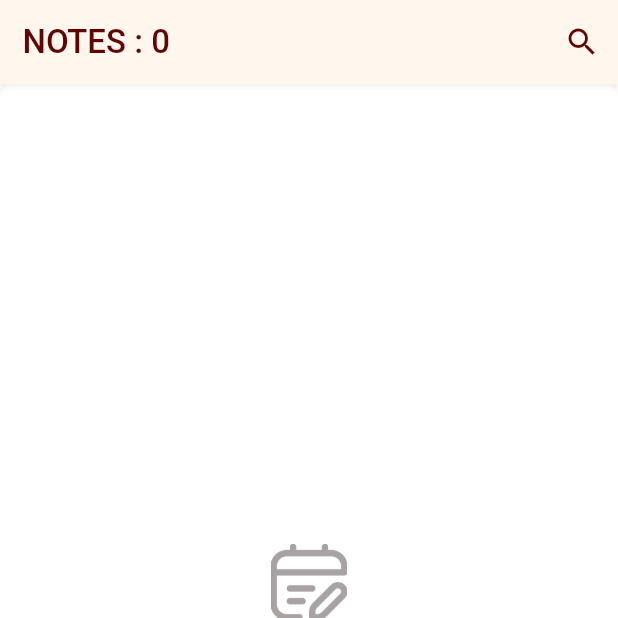
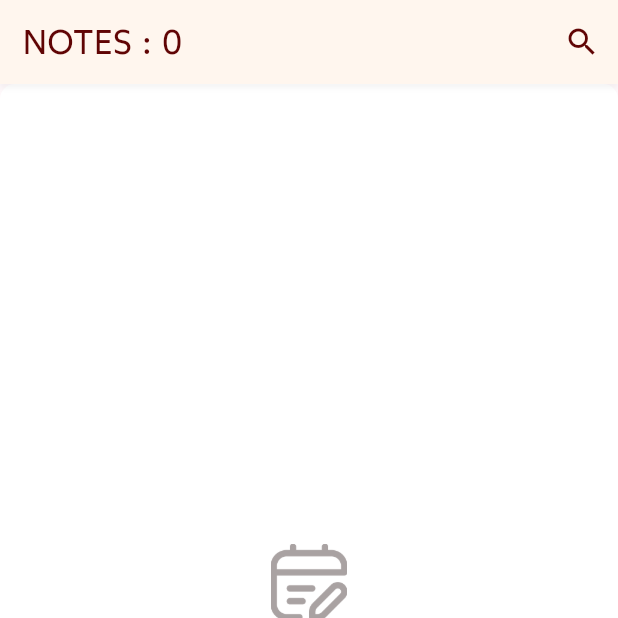
Before and after one commit to marjansikder/story-note, a Flutter app: the screen it shows after launch, on a phone screen of 412 x 824 dp, the top half of it. Run offline on Flutter 3.47's test engine with Material 3 defaults, Android fonts, the phone set to English and light mode, and no system bars; our stand-ins replace flutter_riverpod, fluttertoast, google_fonts, hive, hive_flutter, table_calendar; accounts and stored records are empty; Roboto replaces fonts that are missing (MiSans).

Commit message:
release 1.0.2

```diff
--- a/lib/utils/font_util.dart
+++ b/lib/utils/font_util.dart
@@ -135,7 +135,7 @@ class FontUtil {
       TextStyle(color: Colors.white, fontWeight: FontWeight.w500, fontSize: 22);
 
   static const appBarTitleTextStyle =
-  TextStyle(color: AppColors.kBrown, fontWeight: FontWeight.w500, fontSize: 22);
+  TextStyle(color: AppColors.kBrown, fontWeight: FontWeight.w500, fontSize: 22, fontFamily: 'Watford');
 
   static const whiteW500S13 =
       TextStyle(color: Colors.white, fontWeight: FontWeight.w500, fontSize: 13);
--- a/lib/utils/text_style.dart
+++ b/lib/utils/text_style.dart
@@ -5,6 +5,8 @@ import 'package:google_fonts/google_fonts.dart';
 
 String mi_sans_font = 'MiSans';
 String arial_font = 'arial';
+String watford_font = 'Watford';
+String ali_nur = 'Alinur';
 
 TextStyle getTextStyle1(double sized, FontWeight? weight, Color? color) {
   return GoogleFonts.hindSiliguri(
@@ -48,7 +50,7 @@ TextStyle getTextStyleTab(double sized, FontWeight? weight) {
 TextStyle getTextStyle(double sized, FontWeight? weight, Color? color) {
   return TextStyle(
     fontSize: sized,
-    fontWeight: weight ?? FontWeight.normal,
+    fontWeight: weight ?? FontWeight.w300,
     color: color ?? Colors.black,
     height: 1.5,
     fontFamily: mi_sans_font
--- a/lib/widgets/custom_app_bar.dart
+++ b/lib/widgets/custom_app_bar.dart
@@ -16,9 +16,9 @@ class CustomSearchAppBar extends StatefulWidget implements PreferredSizeWidget {
     required this.searchController,
     required this.onSearchChanged,
     this.backgroundColor = Colors.transparent,
-    this.titleTextStyle = const TextStyle(color: Colors.black, fontSize: 18),
-    this.searchTextStyle = const TextStyle(color: Colors.black, fontSize: 16),
-    this.hintTextStyle = const TextStyle(color: Colors.grey, fontSize: 14),
+    this.titleTextStyle = const TextStyle(color: Colors.black, fontSize: 18, fontFamily: 'Watford'),
+    this.searchTextStyle = const TextStyle(color: Colors.black, fontSize: 16, fontFamily: 'Watford'),
+    this.hintTextStyle = const TextStyle(color: Colors.grey, fontSize: 14, fontFamily: 'Watford'),
   });
 
   @override
```
Also changed, not shown: lib/screen/notes/notes_list_screen.dart (+14 -10 lines), pubspec.yaml (+10 -0 lines), assets/font/alinur.ttf (added), assets/font/watfard-regular.ttf (added).
